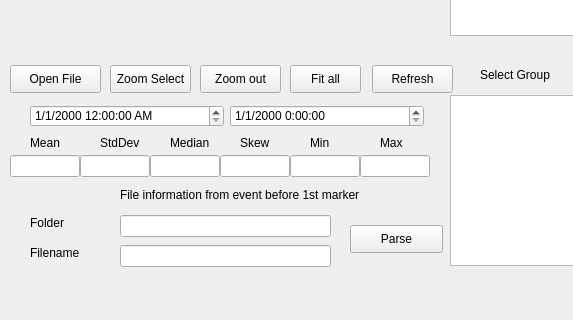
Qt form Analysis/Post Processing/Layout.ui (msb002/MHDlab) before a commit; both pictures show x 0 to 573 and y 245 to 565 of the 775 by 565 pixel window.
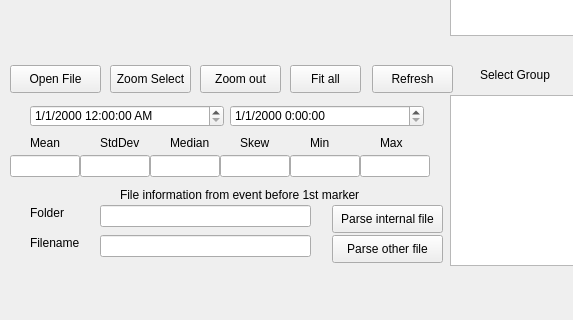
The same form after that commit.

Commit message: add ability to parse an external file with timestamps

Patch:
```diff
--- a/Analysis/Post Processing/Layout.ui
+++ b/Analysis/Post Processing/Layout.ui
@@ -74,14 +74,14 @@
    <widget class="QPushButton" name="btn_parse">
     <property name="geometry">
      <rect>
-      <x>350</x>
-      <y>470</y>
-      <width>93</width>
+      <x>332</x>
+      <y>450</y>
+      <width>111</width>
       <height>28</height>
      </rect>
     </property>
     <property name="text">
-     <string>Parse</string>
+     <string>Parse internal file</string>
     </property>
    </widget>
    <widget class="QPushButton" name="btn_open">
@@ -210,8 +210,8 @@
    <widget class="QLineEdit" name="folderEdit">
     <property name="geometry">
      <rect>
-      <x>120</x>
-      <y>460</y>
+      <x>100</x>
+      <y>450</y>
       <width>211</width>
       <height>22</height>
      </rect>
@@ -220,8 +220,8 @@
    <widget class="QLineEdit" name="filenameEdit">
     <property name="geometry">
      <rect>
-      <x>120</x>
-      <y>490</y>
+      <x>100</x>
+      <y>480</y>
       <width>211</width>
       <height>22</height>
      </rect>
@@ -231,7 +231,7 @@
     <property name="geometry">
      <rect>
       <x>30</x>
-      <y>460</y>
+      <y>450</y>
       <width>55</width>
       <height>16</height>
      </rect>
@@ -244,7 +244,7 @@
     <property name="geometry">
      <rect>
       <x>30</x>
-      <y>490</y>
+      <y>480</y>
       <width>55</width>
       <height>16</height>
      </rect>
@@ -477,6 +477,19 @@
      <string>Max</string>
     </property>
    </widget>
+   <widget class="QPushButton" name="btn_parse_ext">
+    <property name="geometry">
+     <rect>
+      <x>332</x>
+      <y>480</y>
+      <width>111</width>
+      <height>28</height>
+     </rect>
+    </property>
+    <property name="text">
+     <string>Parse other file</string>
+    </property>
+   </widget>
   </widget>
   <widget class="QMenuBar" name="menubar">
    <property name="geometry">
```
The commit also changes 3 other files.
